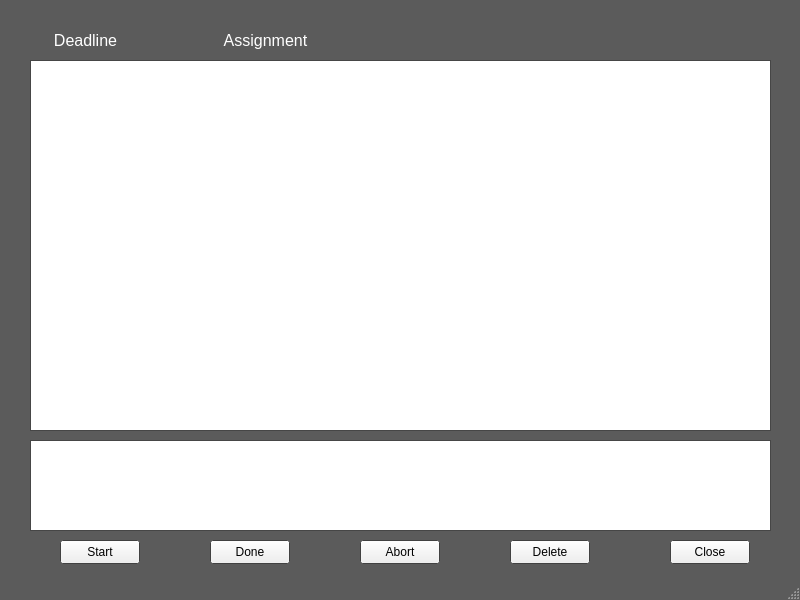
This is assignments.ui in MijersOne/CyberDom-Qt as Qt 5 draws it before an edit. The edited form follows.
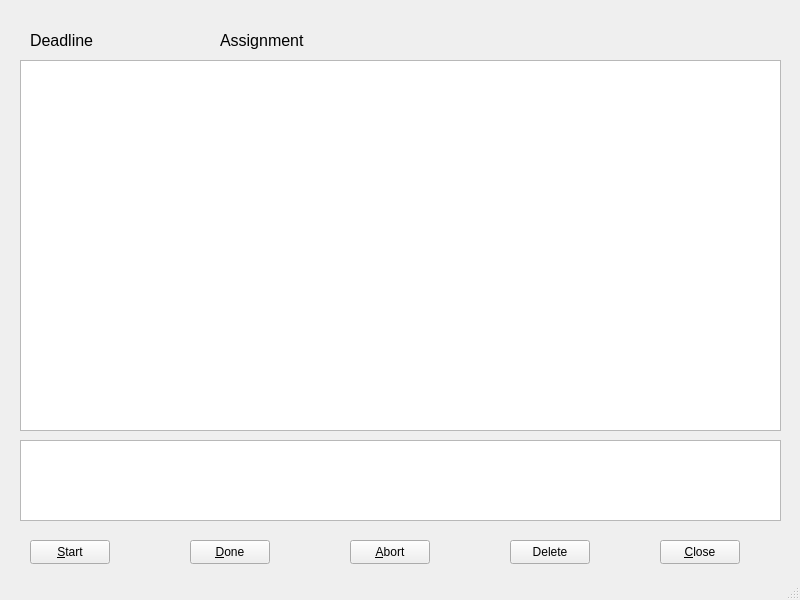
This is the edited form.

Diff of the .ui file:
```diff
--- a/assignments.ui
+++ b/assignments.ui
@@ -10,52 +10,6 @@
     <height>600</height>
    </rect>
   </property>
-  <property name="palette">
-   <palette>
-    <active>
-     <colorrole role="Window">
-      <brush brushstyle="SolidPattern">
-       <color alpha="255">
-        <red>91</red>
-        <green>91</green>
-        <blue>91</blue>
-       </color>
-      </brush>
-     </colorrole>
-    </active>
-    <inactive>
-     <colorrole role="Window">
-      <brush brushstyle="SolidPattern">
-       <color alpha="255">
-        <red>91</red>
-        <green>91</green>
-        <blue>91</blue>
-       </color>
-      </brush>
-     </colorrole>
-    </inactive>
-    <disabled>
-     <colorrole role="Base">
-      <brush brushstyle="SolidPattern">
-       <color alpha="255">
-        <red>91</red>
-        <green>91</green>
-        <blue>91</blue>
-       </color>
-      </brush>
-     </colorrole>
-     <colorrole role="Window">
-      <brush brushstyle="SolidPattern">
-       <color alpha="255">
-        <red>91</red>
-        <green>91</green>
-        <blue>91</blue>
-       </color>
-      </brush>
-     </colorrole>
-    </disabled>
-   </palette>
-  </property>
   <property name="windowTitle">
    <string>MainWindow</string>
   </property>
@@ -63,60 +17,50 @@
    <widget class="QTextBrowser" name="assignmentwindow">
     <property name="geometry">
      <rect>
-      <x>30</x>
-      <y>60</y>
-      <width>741</width>
-      <height>371</height>
-     </rect>
-    </property>
-   </widget>
-   <widget class="QTextBrowser" name="assignmentnotes">
-    <property name="geometry">
-     <rect>
-      <x>30</x>
+      <x>20</x>
       <y>440</y>
-      <width>741</width>
-      <height>91</height>
+      <width>761</width>
+      <height>81</height>
      </rect>
     </property>
    </widget>
    <widget class="QPushButton" name="start">
     <property name="geometry">
      <rect>
-      <x>60</x>
+      <x>30</x>
       <y>540</y>
       <width>80</width>
       <height>24</height>
      </rect>
     </property>
     <property name="text">
-     <string>Start</string>
+     <string>&amp;Start</string>
     </property>
    </widget>
    <widget class="QPushButton" name="done">
     <property name="geometry">
      <rect>
-      <x>210</x>
+      <x>190</x>
       <y>540</y>
       <width>80</width>
       <height>24</height>
      </rect>
     </property>
     <property name="text">
-     <string>Done</string>
+     <string>&amp;Done</string>
     </property>
    </widget>
    <widget class="QPushButton" name="abort">
     <property name="geometry">
      <rect>
-      <x>360</x>
+      <x>350</x>
       <y>540</y>
       <width>80</width>
       <height>24</height>
      </rect>
     </property>
     <property name="text">
-     <string>Abort</string>
+     <string>&amp;Abort</string>
     </property>
    </widget>
    <widget class="QPushButton" name="delete_2">
@@ -135,62 +79,32 @@
    <widget class="QPushButton" name="close">
     <property name="geometry">
      <rect>
-      <x>670</x>
+      <x>660</x>
       <y>540</y>
       <width>80</width>
       <height>24</height>
      </rect>
     </property>
     <property name="text">
-     <string>Close</string>
+     <string>&amp;Close</string>
     </property>
    </widget>
    <widget class="QLabel" name="deadline">
     <property name="geometry">
      <rect>
-      <x>50</x>
+      <x>30</x>
       <y>30</y>
       <width>71</width>
       <height>21</height>
      </rect>
     </property>
-    <property name="palette">
-     <palette>
-      <active>
-       <colorrole role="Text">
-        <brush brushstyle="SolidPattern">
-         <color alpha="255">
-          <red>255</red>
-          <green>255</green>
-          <blue>255</blue>
-         </color>
-        </brush>
-       </colorrole>
-      </active>
-      <inactive>
-       <colorrole role="Text">
-        <brush brushstyle="SolidPattern">
-         <color alpha="255">
-          <red>255</red>
-          <green>255</green>
-          <blue>255</blue>
-         </color>
-        </brush>
-       </colorrole>
-      </inactive>
-      <disabled/>
-     </palette>
-    </property>
     <property name="font">
      <font>
       <pointsize>12</pointsize>
      </font>
     </property>
     <property name="text">
-     <string>&lt;html&gt;&lt;head/&gt;&lt;body&gt;&lt;p&gt;&lt;span style=&quot; color:#ffffff;&quot;&gt;Deadline&lt;/span&gt;&lt;/p&gt;&lt;/body&gt;&lt;/html&gt;</string>
-    </property>
-    <property name="alignment">
-     <set>Qt::AlignmentFlag::AlignCenter</set>
+     <string>Deadline</string>
     </property>
    </widget>
    <widget class="QLabel" name="assignment">
@@ -208,10 +122,17 @@
      </font>
     </property>
     <property name="text">
-     <string>&lt;html&gt;&lt;head/&gt;&lt;body&gt;&lt;p&gt;&lt;span style=&quot; color:#ffffff;&quot;&gt;Assignment&lt;/span&gt;&lt;/p&gt;&lt;/body&gt;&lt;/html&gt;</string>
+     <string>Assignment</string>
     </property>
-    <property name="alignment">
-     <set>Qt::AlignmentFlag::AlignCenter</set>
+   </widget>
+   <widget class="QListWidget" name="list_Assignments">
+    <property name="geometry">
+     <rect>
+      <x>20</x>
+      <y>60</y>
+      <width>761</width>
+      <height>371</height>
+     </rect>
     </property>
    </widget>
   </widget>
```
Left out of the diff: 37 changed lines with no effect on the pictures.
